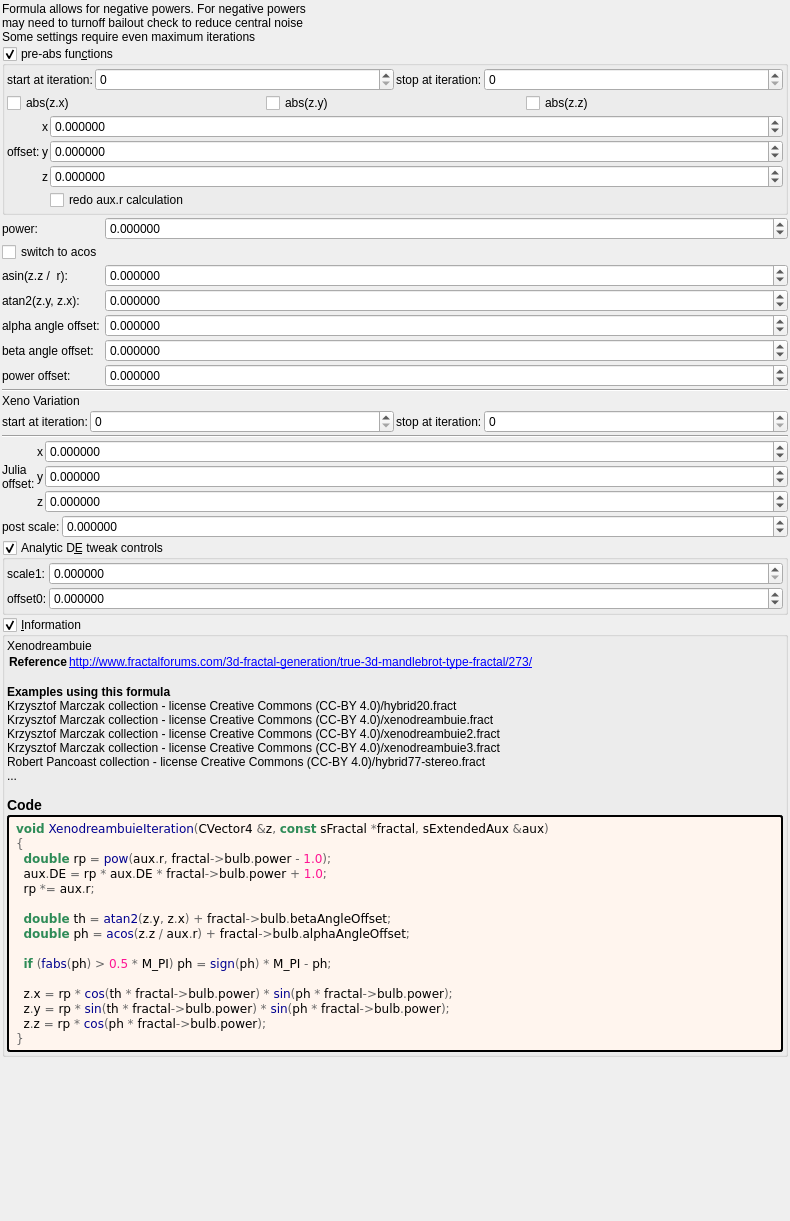
buddhi1980/mandelbulber2, file mandelbulber2/formula/ui/xenodreambuie_v2.ui: the form before one commit.
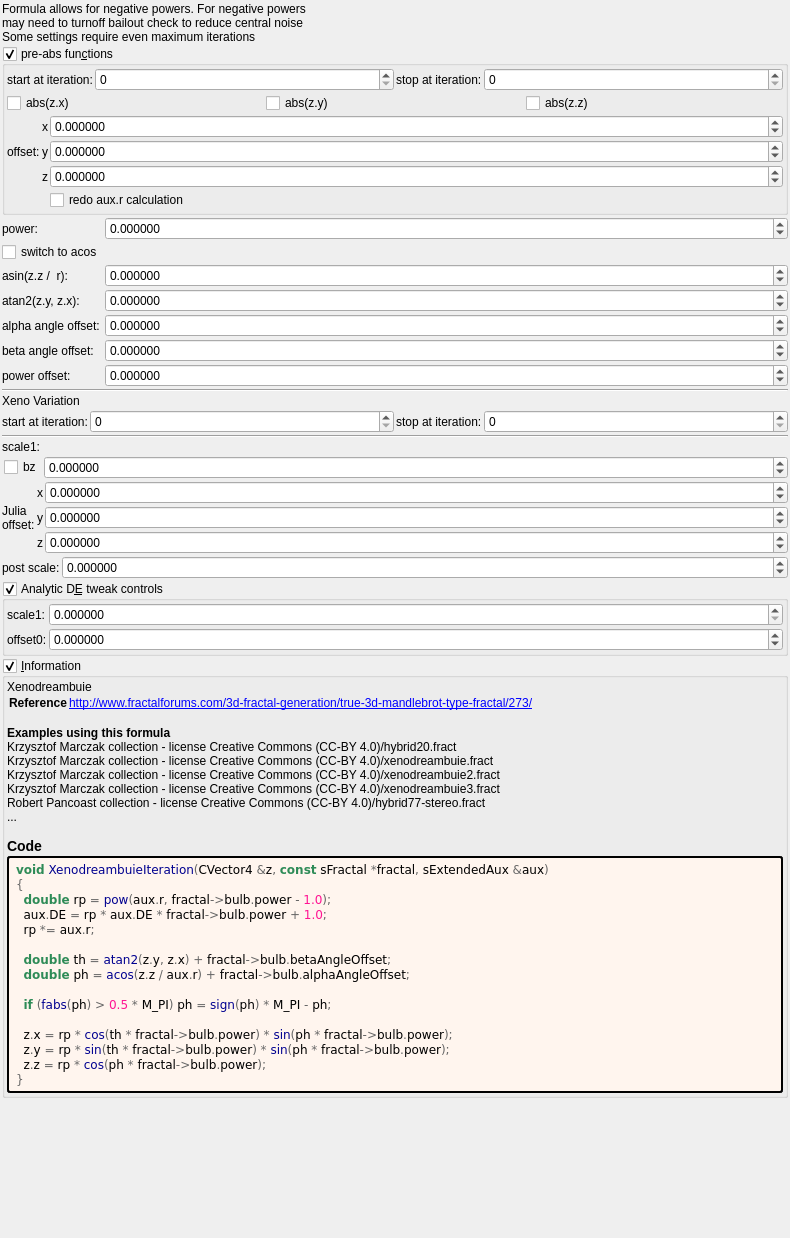
The form after the commit. Custom widgets are drawn as their Qt base class.

```diff
--- a/mandelbulber2/formula/ui/xenodreambuie_v2.ui
+++ b/mandelbulber2/formula/ui/xenodreambuie_v2.ui
@@ -7,7 +7,7 @@
     <x>0</x>
     <y>0</y>
     <width>790</width>
-    <height>1221</height>
+    <height>1238</height>
    </rect>
   </property>
   <property name="windowTitle">
@@ -561,6 +561,55 @@
      </property>
     </widget>
    </item>
+   <item>
+    <layout class="QGridLayout" name="gridLayout_28" columnstretch="0,0,1">
+     <property name="spacing">
+      <number>2</number>
+     </property>
+     <item row="1" column="2">
+      <widget class="MyDoubleSpinBox" name="spinbox_transf_offset_0">
+       <property name="sizePolicy">
+        <sizepolicy hsizetype="Minimum" vsizetype="Maximum">
+         <horstretch>0</horstretch>
+         <verstretch>0</verstretch>
+        </sizepolicy>
+       </property>
+       <property name="prefix">
+        <string/>
+       </property>
+       <property name="suffix">
+        <string/>
+       </property>
+       <property name="decimals">
+        <number>6</number>
+       </property>
+       <property name="minimum">
+        <double>-99.989999999999995</double>
+       </property>
+       <property name="maximum">
+        <double>99.989999999999995</double>
+       </property>
+       <property name="singleStep">
+        <double>0.100000000000000</double>
+       </property>
+      </widget>
+     </item>
+     <item row="0" column="0" colspan="2">
+      <widget class="QLabel" name="label_183">
+       <property name="text">
+        <string>scale1:</string>
+       </property>
+      </widget>
+     </item>
+     <item row="1" column="1">
+      <widget class="MyCheckBox" name="checkBox_transf_function_enabledBz_false">
+       <property name="text">
+        <string notr="true">bz</string>
+       </property>
+      </widget>
+     </item>
+    </layout>
+   </item>
    <item>
     <layout class="QGridLayout" name="gridLayout_15" columnstretch="0,0,1">
      <property name="spacing">
```
